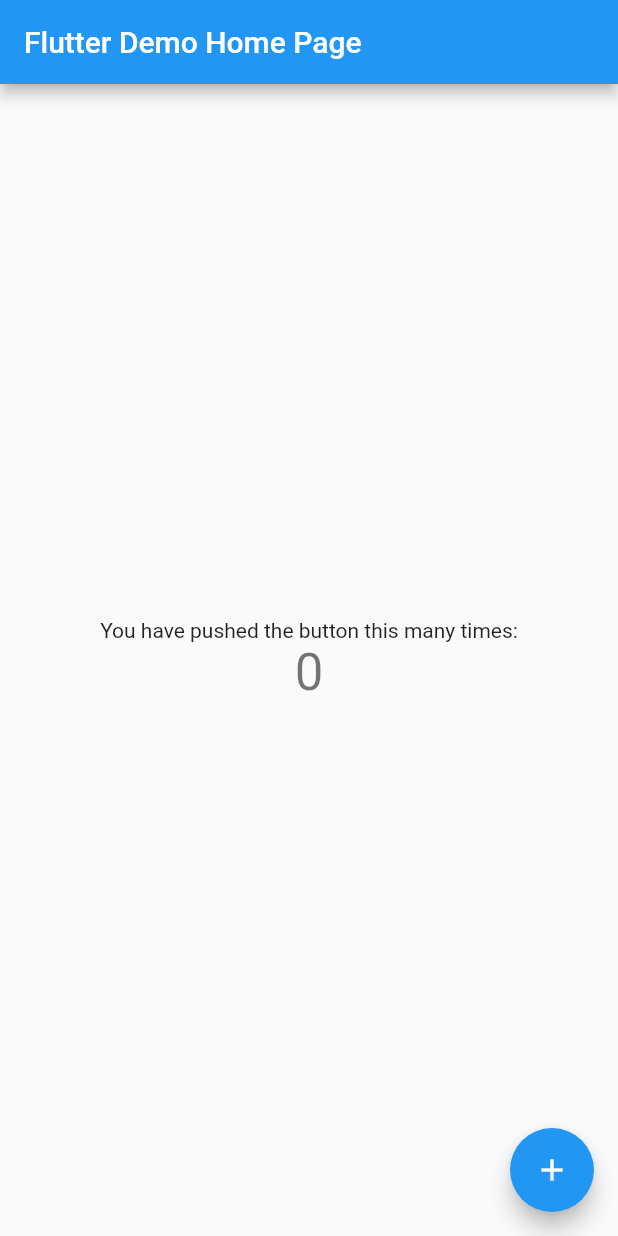
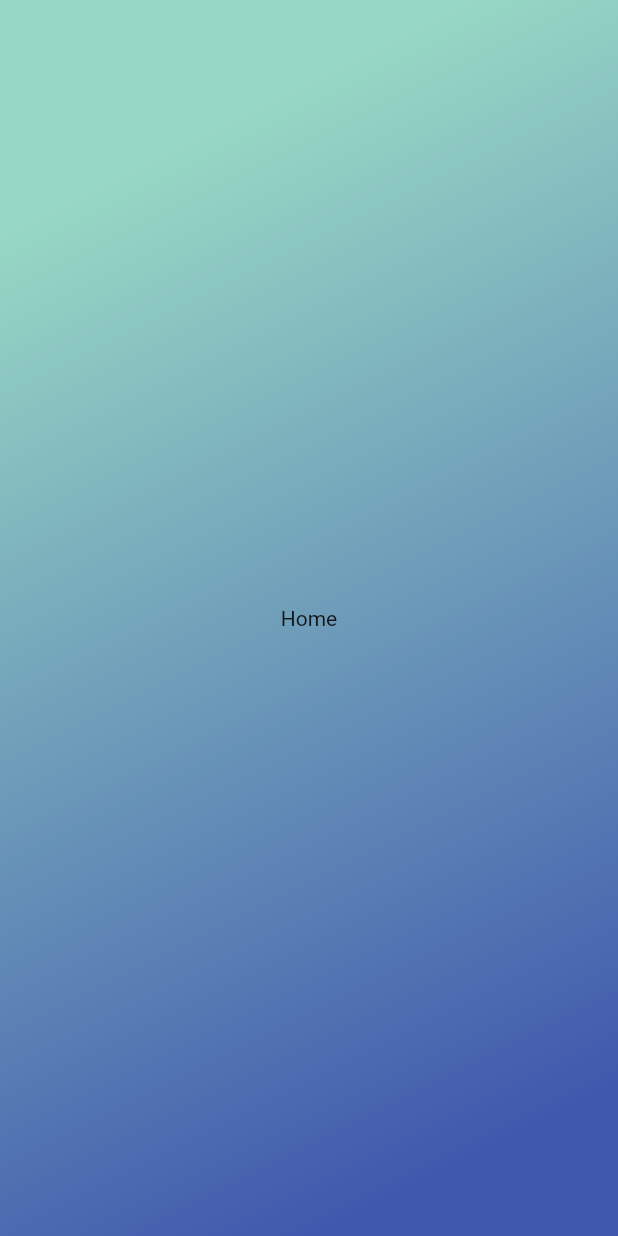
Before and after one commit to tinycasts/notee, a Flutter app: the screen it shows after launch, on a phone screen of 412 x 824 dp. Run offline on Flutter 3.47's test engine with Material 2 defaults, Android fonts, the phone set to English and light mode, and no system bars.

Commit message:
feat: Add Custom Theme

```diff
--- a/lib/main.dart
+++ b/lib/main.dart
@@ -1,111 +1,31 @@
 import 'package:flutter/material.dart';
+import 'package:notee/themes/default.dart';
 
-void main() => runApp(MyApp());
+void main() => runApp(Notee());
 
-class MyApp extends StatelessWidget {
-  // This widget is the root of your application.
+class Notee extends StatelessWidget {
   @override
   Widget build(BuildContext context) {
-    return MaterialApp(
-      title: 'Flutter Demo',
-      theme: ThemeData(
-        // This is the theme of your application.
-        //
-        // Try running your application with "flutter run". You'll see the
-        // application has a blue toolbar. Then, without quitting the app, try
-        // changing the primarySwatch below to Colors.green and then invoke
-        // "hot reload" (press "r" in the console where you ran "flutter run",
-        // or simply save your changes to "hot reload" in a Flutter IDE).
-        // Notice that the counter didn't reset back to zero; the application
-        // is not restarted.
-        primarySwatch: Colors.blue,
+    return LayoutTheme(
+      child: MaterialApp(
+        title: 'Notee',
+        debugShowCheckedModeBanner: false,
+        home: Home(),
       ),
-      home: MyHomePage(title: 'Flutter Demo Home Page'),
     );
   }
 }
 
-class MyHomePage extends StatefulWidget {
-  MyHomePage({Key key, this.title}) : super(key: key);
-
-  // This widget is the home page of your application. It is stateful, meaning
-  // that it has a State object (defined below) that contains fields that affect
-  // how it looks.
-
-  // This class is the configuration for the state. It holds the values (in this
-  // case the title) provided by the parent (in this case the App widget) and
-  // used by the build method of the State. Fields in a Widget subclass are
-  // always marked "final".
-
-  final String title;
-
-  @override
-  _MyHomePageState createState() => _MyHomePageState();
-}
-
-class _MyHomePageState extends State<MyHomePage> {
-  int _counter = 0;
-
-  void _incrementCounter() {
-    setState(() {
-      // This call to setState tells the Flutter framework that something has
-      // changed in this State, which causes it to rerun the build method below
-      // so that the display can reflect the updated values. If we changed
-      // _counter without calling setState(), then the build method would not be
-      // called again, and so nothing would appear to happen.
-      _counter++;
-    });
-  }
-
+class Home extends StatelessWidget {
   @override
   Widget build(BuildContext context) {
-    // This method is rerun every time setState is called, for instance as done
-    // by the _incrementCounter method above.
-    //
-    // The Flutter framework has been optimized to make rerunning build methods
-    // fast, so that you can just rebuild anything that needs updating rather
-    // than having to individually change instances of widgets.
     return Scaffold(
-      appBar: AppBar(
-        // Here we take the value from the MyHomePage object that was created by
-        // the App.build method, and use it to set our appbar title.
-        title: Text(widget.title),
-      ),
-      body: Center(
-        // Center is a layout widget. It takes a single child and positions it
-        // in the middle of the parent.
-        child: Column(
-          // Column is also a layout widget. It takes a list of children and
-          // arranges them vertically. By default, it sizes itself to fit its
-          // children horizontally, and tries to be as tall as its parent.
-          //
-          // Invoke "debug painting" (press "p" in the console, choose the
-          // "Toggle Debug Paint" action from the Flutter Inspector in Android
-          // Studio, or the "Toggle Debug Paint" command in Visual Studio Code)
-          // to see the wireframe for each widget.
-          //
-          // Column has various properties to control how it sizes itself and
-          // how it positions its children. Here we use mainAxisAlignment to
-          // center the children vertically; the main axis here is the vertical
-          // axis because Columns are vertical (the cross axis would be
-          // horizontal).
-          mainAxisAlignment: MainAxisAlignment.center,
-          children: <Widget>[
-            Text(
-              'You have pushed the button this many times:',
-            ),
-            Text(
-              '$_counter',
-              style: Theme.of(context).textTheme.display1,
-            ),
-          ],
+      body: Container(
+        decoration: BoxDecoration(
+          gradient: LayoutTheme.of(context).background
         ),
-      ),
-      floatingActionButton: FloatingActionButton(
-        onPressed: _incrementCounter,
-        tooltip: 'Increment',
-        child: Icon(Icons.add),
-      ), // This trailing comma makes auto-formatting nicer for build methods.
+        child: Center(child: Text('Home')),
+      )
     );
   }
 }
--- /dev/null
+++ b/lib/themes/colors.dart
@@ -0,0 +1,11 @@
+import 'package:flutter/material.dart';
+
+class AppColors {
+  // http://chir.ag/projects/name-that-color/
+  Color get sanMarino => Color(0xFF4059AD);
+  Color get glacier => Color(0xFF6B9AC4);
+  Color get vistaBlue => Color(0xFF97D8C4);
+  Color get blackHaze => Color(0xFFEFF2F1);
+  Color get cornflowerBlue => Color(0xFF6C63FF);
+  Color get redRibbon => Color(0xFFEF172A);
+}
--- /dev/null
+++ b/lib/themes/default.dart
@@ -0,0 +1,52 @@
+import 'package:flutter/material.dart';
+import 'package:notee/themes/colors.dart';
+
+class LayoutTheme extends StatefulWidget {
+  final Widget child;
+
+  LayoutTheme({ this.child });
+
+  @override
+  LayoutThemeState createState() => LayoutThemeState();
+
+  static LayoutThemeState of(BuildContext context) {
+    return (
+      context.inheritFromWidgetOfExactType(_InheritedStateContainer) as _InheritedStateContainer
+    ).data;
+  }
+}
+
+class LayoutThemeState extends State<LayoutTheme> {
+  LinearGradient get background => LinearGradient(
+    begin: Alignment.bottomRight,
+    end: Alignment.topLeft,
+    stops: [0.1, 0.85],
+    colors: [
+      this.colors.sanMarino,
+      this.colors.vistaBlue
+    ]
+  );
+
+  AppColors get colors => AppColors();
+
+  @override
+  Widget build(BuildContext context) {
+    return _InheritedStateContainer(
+      data: this,
+      child: widget.child,
+    );
+  }
+}
+
+class _InheritedStateContainer extends InheritedWidget {
+  final LayoutThemeState data;
+
+  _InheritedStateContainer({
+    Key key,
+    @required this.data,
+    @required Widget child,
+  }) : super(key: key, child: child);
+
+  @override
+  bool updateShouldNotify(_InheritedStateContainer old) => true;
+}
```
Also changed, not shown: 1 other file.
